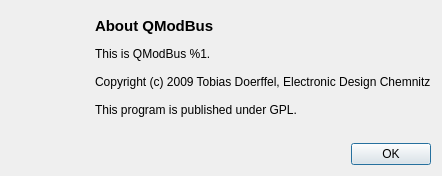
Before: the Qt Designer form forms/about.ui in ed-chemnitz/qmodbus, drawn with Qt 5.
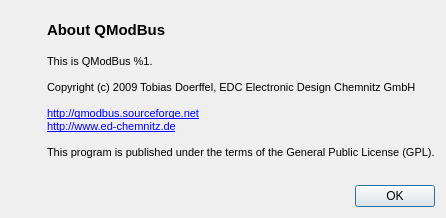
After: the same form once the commit is applied. Icons and pictures are not drawn.

Diff of the .ui file:
```diff
--- a/forms/about.ui
+++ b/forms/about.ui
@@ -6,8 +6,8 @@
    <rect>
     <x>0</x>
     <y>0</y>
-    <width>442</width>
-    <height>176</height>
+    <width>445</width>
+    <height>218</height>
    </rect>
   </property>
   <property name="windowTitle">
@@ -90,11 +90,21 @@
        <item>
         <widget class="QLabel" name="aboutTextLabel">
          <property name="text">
-          <string>This is QModBus %1.
-
-Copyright (c) 2009 Tobias Doerffel, Electronic Design Chemnitz
-
-This program is published under GPL.</string>
+          <string>&lt;!DOCTYPE HTML PUBLIC &quot;-//W3C//DTD HTML 4.0//EN&quot; &quot;http://www.w3.org/TR/REC-html40/strict.dtd&quot;&gt;
+&lt;html&gt;&lt;head&gt;&lt;meta name=&quot;qrichtext&quot; content=&quot;1&quot; /&gt;&lt;style type=&quot;text/css&quot;&gt;
+p, li { white-space: pre-wrap; }
+&lt;/style&gt;&lt;/head&gt;&lt;body style=&quot; font-family:'MS Shell Dlg 2'; font-size:8.25pt; font-weight:400; font-style:normal;&quot;&gt;
+&lt;p style=&quot; margin-top:0px; margin-bottom:0px; margin-left:0px; margin-right:0px; -qt-block-indent:0; text-indent:0px;&quot;&gt;&lt;span style=&quot; font-size:8pt;&quot;&gt;This is QModBus %1.&lt;/span&gt;&lt;/p&gt;
+&lt;p style=&quot;-qt-paragraph-type:empty; margin-top:0px; margin-bottom:0px; margin-left:0px; margin-right:0px; -qt-block-indent:0; text-indent:0px; font-size:8pt;&quot;&gt;&lt;/p&gt;
+&lt;p style=&quot; margin-top:0px; margin-bottom:0px; margin-left:0px; margin-right:0px; -qt-block-indent:0; text-indent:0px;&quot;&gt;&lt;span style=&quot; font-size:8pt;&quot;&gt;Copyright (c) 2009 Tobias Doerffel, EDC Electronic Design Chemnitz GmbH&lt;/span&gt;&lt;/p&gt;
+&lt;p style=&quot;-qt-paragraph-type:empty; margin-top:0px; margin-bottom:0px; margin-left:0px; margin-right:0px; -qt-block-indent:0; text-indent:0px; font-size:8pt;&quot;&gt;&lt;/p&gt;
+&lt;p style=&quot; margin-top:0px; margin-bottom:0px; margin-left:0px; margin-right:0px; -qt-block-indent:0; text-indent:0px;&quot;&gt;&lt;a href=&quot;http://qmodbus.sourceforge.net &quot;&gt;&lt;span style=&quot; font-size:8pt; text-decoration: underline; color:#0000ff;&quot;&gt;http://qmodbus.sourceforge.net&lt;/span&gt;&lt;/a&gt;&lt;/p&gt;
+&lt;p style=&quot; margin-top:0px; margin-bottom:0px; margin-left:0px; margin-right:0px; -qt-block-indent:0; text-indent:0px;&quot;&gt;&lt;a href=&quot;http://www.ed-chemnitz.de&quot;&gt;&lt;span style=&quot; font-size:8pt; text-decoration: underline; color:#0000ff;&quot;&gt;http://www.ed-chemnitz.de&lt;/span&gt;&lt;/a&gt;&lt;/p&gt;
+&lt;p style=&quot;-qt-paragraph-type:empty; margin-top:0px; margin-bottom:0px; margin-left:0px; margin-right:0px; -qt-block-indent:0; text-indent:0px; font-size:8pt; text-decoration: underline; color:#0000ff;&quot;&gt;&lt;/p&gt;
+&lt;p style=&quot; margin-top:0px; margin-bottom:0px; margin-left:0px; margin-right:0px; -qt-block-indent:0; text-indent:0px;&quot;&gt;&lt;span style=&quot; font-size:8pt;&quot;&gt;This program is published under the terms of the General Public License (GPL).&lt;/span&gt;&lt;/p&gt;&lt;/body&gt;&lt;/html&gt;</string>
+         </property>
+         <property name="textFormat">
+          <enum>Qt::RichText</enum>
          </property>
         </widget>
        </item>
```
